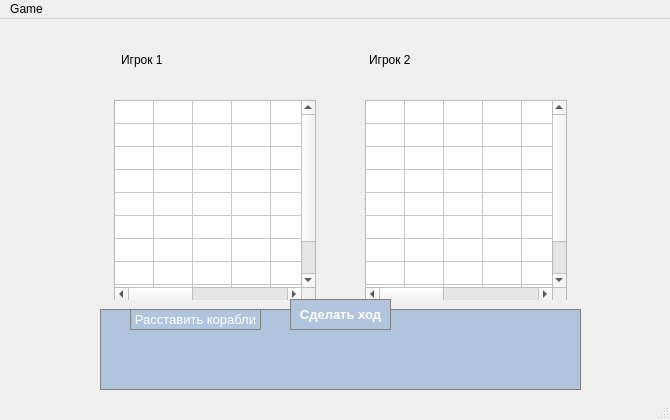
Qt form QT_SeaBattle/SeaBattle/mainwindow.ui (asologubova/17209_sologubova) before a commit.
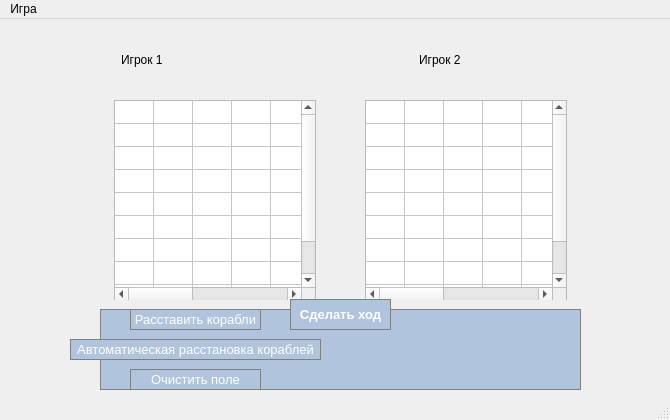
The same form after that commit.

Patch:
```diff
--- a/QT_SeaBattle/SeaBattle/mainwindow.ui
+++ b/QT_SeaBattle/SeaBattle/mainwindow.ui
@@ -63,7 +63,7 @@
        </property>
        <property name="sizeHint" stdset="0">
         <size>
-         <width>200</width>
+         <width>250</width>
          <height>20</height>
         </size>
        </property>
@@ -380,11 +380,73 @@
      <string>Сделать ход</string>
     </property>
    </widget>
+   <widget class="QPushButton" name="pushButton_auto_place_ships">
+    <property name="geometry">
+     <rect>
+      <x>70</x>
+      <y>320</y>
+      <width>251</width>
+      <height>21</height>
+     </rect>
+    </property>
+    <property name="font">
+     <font>
+      <pointsize>10</pointsize>
+     </font>
+    </property>
+    <property name="styleSheet">
+     <string notr="true">QPushButton {
+  background-color: #B0C4DE;
+  color: white; 
+  border: 1px solid gray;
+}
+
+QPushButton:pressed {
+    background-color: qlineargradient(x1: 0, y1: 0, x2: 0, y2: 1,
+                                      stop: 0 #4A82B4, stop: 1 #B0C4DE);
+}</string>
+    </property>
+    <property name="text">
+     <string>Автоматическая расстановка кораблей</string>
+    </property>
+   </widget>
+   <widget class="QPushButton" name="pushButton_clear">
+    <property name="geometry">
+     <rect>
+      <x>130</x>
+      <y>350</y>
+      <width>131</width>
+      <height>21</height>
+     </rect>
+    </property>
+    <property name="font">
+     <font>
+      <pointsize>10</pointsize>
+     </font>
+    </property>
+    <property name="styleSheet">
+     <string notr="true">QPushButton {
+  background-color: #B0C4DE;
+  color: white; 
+  border: 1px solid gray;
+}
+
+QPushButton:pressed {
+    background-color: qlineargradient(x1: 0, y1: 0, x2: 0, y2: 1,
+                                      stop: 0 #4A82B4, stop: 1 #B0C4DE);
+}</string>
+    </property>
+    <property name="text">
+     <string>Очистить поле</string>
+    </property>
+   </widget>
    <zorder>layoutWidget</zorder>
    <zorder>label_result</zorder>
    <zorder>layoutWidget</zorder>
    <zorder>pushButton_place_ships</zorder>
    <zorder>pushButton_shoot</zorder>
+   <zorder>pushButton_auto_place_ships</zorder>
+   <zorder>pushButton_clear</zorder>
   </widget>
   <widget class="QStatusBar" name="statusBar"/>
   <widget class="QMenuBar" name="menuBar">
@@ -401,7 +463,7 @@
    </property>
    <widget class="QMenu" name="menuGame">
     <property name="title">
-     <string>Game</string>
+     <string>Игра</string>
     </property>
     <addaction name="actionnew_game"/>
     <addaction name="actionsave_game"/>
@@ -411,17 +473,17 @@
   </widget>
   <action name="actionnew_game">
    <property name="text">
-    <string>new game</string>
+    <string>Новая игра</string>
    </property>
   </action>
   <action name="actionsave_game">
    <property name="text">
-    <string>save game</string>
+    <string>Сохранить игру</string>
    </property>
   </action>
   <action name="actionopen_saved_game">
    <property name="text">
-    <string>open saved game</string>
+    <string>Открыть сохраненную игру</string>
    </property>
   </action>
  </widget>
```
